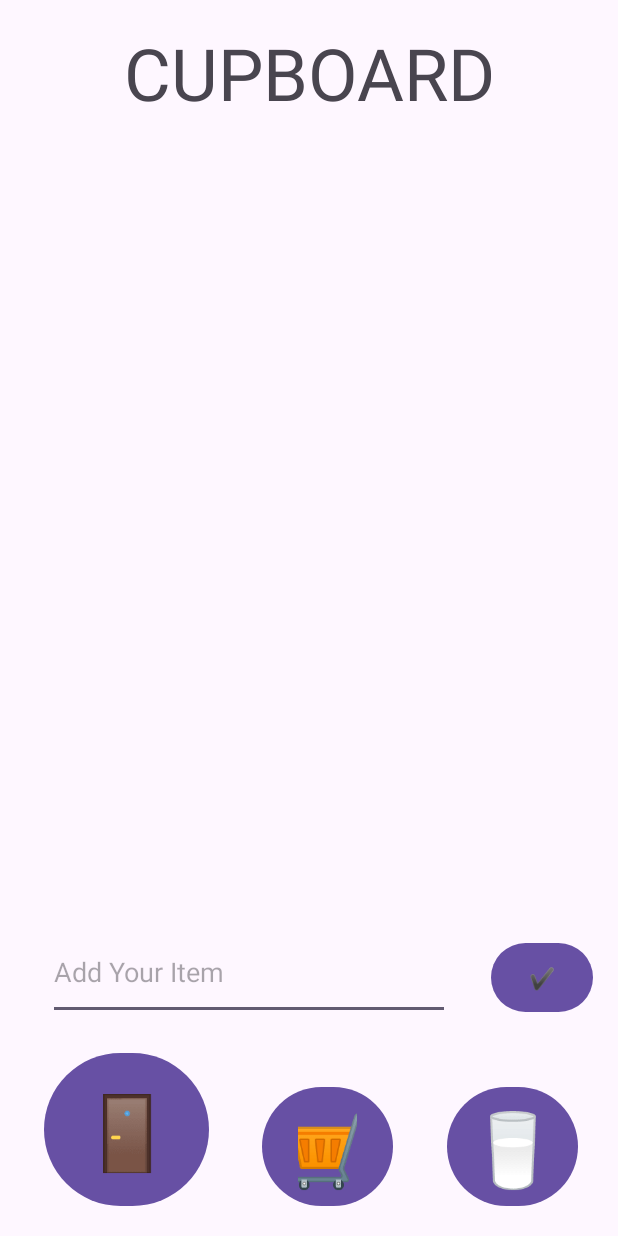
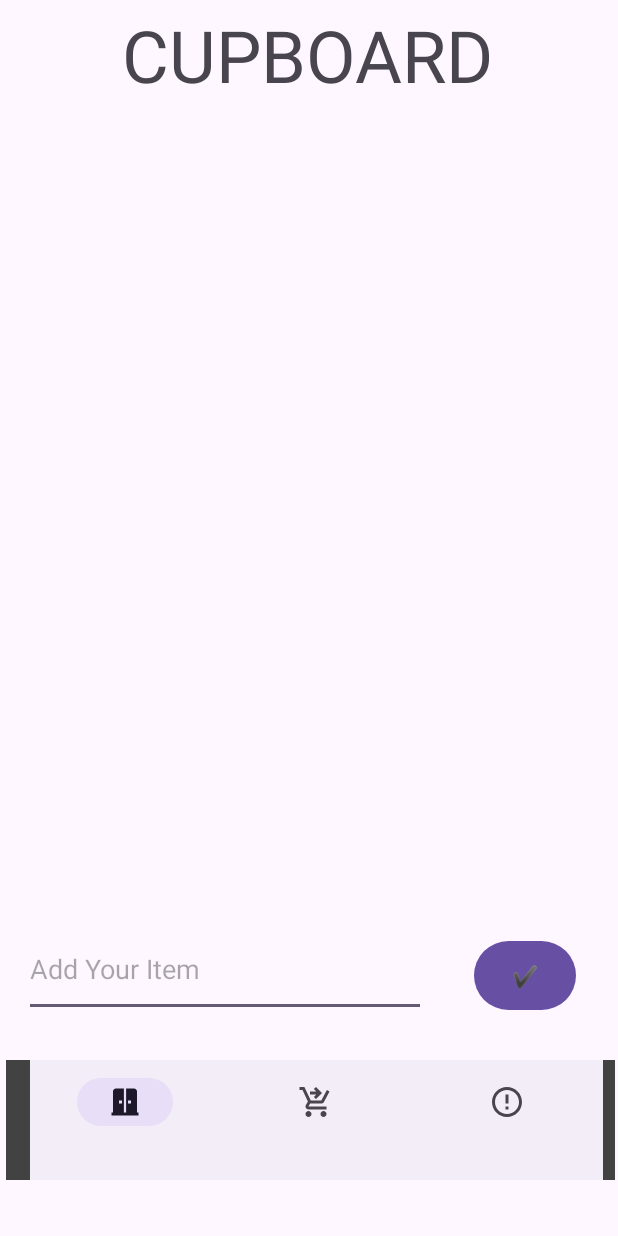
Before and after one commit to BlueMinev/ShoppingList, an Android app: the layout activity_main.xml on its own in the app's theme, with its tools: preview values and no code run, on a phone screen of 412 x 824 dp. Run offline under Robolectric (Android 15) with nearby library versions, the phone set to English and light mode, and no system bars.

Commit message:
changed navigation to bottom app bar

```diff
--- a/app/src/main/java/com/example/shoppinglist/MainActivity.java
+++ b/app/src/main/java/com/example/shoppinglist/MainActivity.java
@@ -14,6 +14,7 @@ import android.widget.ListView;
 import android.widget.TextView;
 
 import java.io.BufferedReader;
+import java.io.File;
 import java.io.FileInputStream;
 import java.io.FileNotFoundException;
 import java.io.FileOutputStream;
@@ -32,7 +33,7 @@ public class MainActivity extends AppCompatActivity  {
     private ListView mCupboardList;
     private EditText mAddItem;
     private Button mAddButton;
-    private ArrayAdapter<String> mAdapter;
+
     @Override
     protected void onCreate(Bundle savedInstanceState) {
         super.onCreate(savedInstanceState);
@@ -47,34 +48,12 @@ public class MainActivity extends AppCompatActivity  {
                 "Android", "iPhone", "WindowsMobile" };
 
         final ArrayList<String> lists = new ArrayList<String>();
-       // for (int i = 0; i < values.length; ++i) {
-        //    lists.add(values[i]);
-        //}
-        final String filename = "cupboardfile";
-
-        FileInputStream fis = null;
-        try {
-            fis = openFileInput(filename);
-        } catch (FileNotFoundException e) {
-            throw new RuntimeException(e);
-        }
-        InputStreamReader inputStreamReader =
-                new InputStreamReader(fis, StandardCharsets.UTF_8);
-        StringBuilder stringBuilder = new StringBuilder();
-        try (BufferedReader reader = new BufferedReader(inputStreamReader)) {
-            String line = reader.readLine();
-            while (line != null) {
-                lists.add(line);
-            }
-        } catch (IOException e) {
-            // Error occurred when opening raw file for reading.
-        } finally {
+       for (int i = 0; i < values.length; ++i) {
+            lists.add(values[i]);
         }
 
-
-        mAdapter = new ArrayAdapter<>(this,android.R.layout.simple_list_item_1,lists);
+         ArrayAdapter mAdapter = new ArrayAdapter<>(this, android.R.layout.simple_list_item_1,lists);
         mCupboardList.setAdapter(mAdapter);
-
         mAddButton.setOnClickListener(new View.OnClickListener() {
             public void onClick(View v) {
                 String item = mAddItem.getText().toString();
@@ -84,5 +63,16 @@ public class MainActivity extends AppCompatActivity  {
             }
         });
     }
-
+    @Override
+    protected void onDestroy(){
+        File path = getApplicationContext().getFilesDir();
+        try {
+            FileOutputStream writer = new FileOutputStream( new File(path,"cupboardlist.txt"));
+    //        writer.write(lists.toString().getBytes());
+      //      writer.close();
+        } catch (Exception e) {
+            throw new RuntimeException(e);
+        }
+        super.onDestroy();
+    }
 }
--- /dev/null
+++ b/app/src/main/res/drawable/baseline_error_outline_24.xml
@@ -0,0 +1,5 @@
+<vector android:height="24dp" android:tint="#FFFFFF"
+    android:viewportHeight="24" android:viewportWidth="24"
+    android:width="24dp" xmlns:android="http://schemas.android.com/apk/res/android">
+    <path android:fillColor="@android:color/white" android:pathData="M11,15h2v2h-2zM11,7h2v6h-2zM11.99,2C6.47,2 2,6.48 2,12s4.47,10 9.99,10C17.52,22 22,17.52 22,12S17.52,2 11.99,2zM12,20c-4.42,0 -8,-3.58 -8,-8s3.58,-8 8,-8 8,3.58 8,8 -3.58,8 -8,8z"/>
+</vector>
--- /dev/null
+++ b/app/src/main/res/drawable/baseline_shopping_cart_checkout_24.xml
@@ -0,0 +1,5 @@
+<vector android:height="24dp" android:tint="#FFFFFF"
+    android:viewportHeight="24" android:viewportWidth="24"
+    android:width="24dp" xmlns:android="http://schemas.android.com/apk/res/android">
+    <path android:fillColor="@android:color/white" android:pathData="M7,18c-1.1,0 -1.99,0.9 -1.99,2S5.9,22 7,22s2,-0.9 2,-2S8.1,18 7,18zM17,18c-1.1,0 -1.99,0.9 -1.99,2s0.89,2 1.99,2s2,-0.9 2,-2S18.1,18 17,18zM8.1,13h7.45c0.75,0 1.41,-0.41 1.75,-1.03L21,4.96L19.25,4l-3.7,7H8.53L4.27,2H1v2h2l3.6,7.59l-1.35,2.44C4.52,15.37 5.48,17 7,17h12v-2H7L8.1,13zM12,2l4,4l-4,4l-1.41,-1.41L12.17,7L8,7l0,-2l4.17,0l-1.59,-1.59L12,2z"/>
+</vector>
--- /dev/null
+++ b/app/src/main/res/drawable/cupboard_door.xml
@@ -0,0 +1,5 @@
+<vector android:height="24dp" android:tint="#FFFFFF"
+    android:viewportHeight="24" android:viewportWidth="24"
+    android:width="24dp" xmlns:android="http://schemas.android.com/apk/res/android">
+    <path android:fillColor="@android:color/white" android:pathData="M20,19V5c0,-1.1 -0.9,-2 -2,-2h-5.25v16h-1.5V3H6C4.9,3 4,3.9 4,5v14H3v2h18v-2H20zM10,13H8v-2h2V13zM16,13h-2v-2h2V13z"/>
+</vector>
--- a/app/src/main/res/layout/activity_main.xml
+++ b/app/src/main/res/layout/activity_main.xml
@@ -6,87 +6,77 @@
     android:layout_height="match_parent"
     tools:context=".MainActivity">
 
-    <Button
-        android:id="@+id/spoiltActivity"
-        android:layout_width="87dp"
-        android:layout_height="87dp"
-        android:layout_marginStart="36dp"
-        android:layout_marginBottom="16dp"
-        android:text="@string/spoiltText"
-        android:textAlignment="center"
-        android:textSize="48sp"
-        app:layout_constraintBottom_toBottomOf="parent"
-        app:layout_constraintStart_toEndOf="@+id/listActivity" />
+    <EditText
+        android:id="@+id/cupboard_itemInput"
+        android:layout_width="268dp"
+        android:layout_height="63dp"
+        android:layout_marginStart="16dp"
+        android:layout_marginTop="21dp"
+        android:ems="10"
+        android:hint="@string/add_your_item_hint"
+        android:inputType="text"
+        app:layout_constraintStart_toStartOf="parent"
+        app:layout_constraintTop_toBottomOf="@+id/cupboard_listView" />
 
     <Button
-        android:id="@+id/listActivity"
-        android:layout_width="87dp"
-        android:layout_height="87dp"
-        android:layout_marginStart="35dp"
-        android:layout_marginBottom="16dp"
-        android:text="@string/listText"
-        android:textAlignment="center"
-        android:textSize="48sp"
-        app:layout_constraintBottom_toBottomOf="parent"
-        app:layout_constraintStart_toEndOf="@+id/cupboardActivity" />
+        android:id="@+id/cupboard_enterButton"
+        android:layout_width="68dp"
+        android:layout_height="54dp"
+        android:layout_marginStart="32dp"
+        android:layout_marginTop="30dp"
+        android:text="@string/enterText"
+        app:layout_constraintStart_toEndOf="@+id/cupboard_itemInput"
+        app:layout_constraintTop_toBottomOf="@+id/cupboard_listView" />
 
-    <TextView
-        android:id="@+id/pageName"
-        android:layout_width="353dp"
-        android:layout_height="63dp"
-        android:layout_marginStart="29dp"
-        android:layout_marginTop="16dp"
-        android:layout_marginEnd="29dp"
-        android:text="@string/cupboardTitle"
-        android:textAlignment="center"
-        android:textSize="48sp"
-        app:layout_constraintEnd_toEndOf="parent"
+    <androidx.coordinatorlayout.widget.CoordinatorLayout
+        android:layout_width="410dp"
+        android:layout_height="111dp"
+        android:layout_marginTop="9dp"
         app:layout_constraintStart_toStartOf="parent"
-        app:layout_constraintTop_toTopOf="parent" />
+        app:layout_constraintTop_toBottomOf="@+id/cupboard_itemInput">
 
-    <Button
-        android:id="@+id/cupboardActivity"
-        android:layout_width="110dp"
-        android:layout_height="110dp"
-        android:layout_marginStart="29dp"
-        android:layout_marginBottom="16dp"
-        android:text="@string/cupboardText"
-        android:textAlignment="center"
-        android:textSize="48sp"
-        app:layout_constraintBottom_toBottomOf="parent"
-        app:layout_constraintStart_toStartOf="parent" />
+        <com.google.android.material.bottomappbar.BottomAppBar
+            android:id="@+id/bottomAppBar"
+            android:layout_width="match_parent"
+            android:layout_height="wrap_content"
+            android:layout_gravity="bottom"
+            android:layout_marginStart="4dp"
+            android:layout_marginBottom="12dp"
+            android:backgroundTint="@color/cardview_dark_background"
+            >
+            <com.google.android.material.bottomnavigation.BottomNavigationView
+            android:layout_width="match_parent"
+            android:layout_height="match_parent"
+                app:menu="@menu/bottom_menu"
+            />
+        </com.google.android.material.bottomappbar.BottomAppBar>
+
+
+
+    </androidx.coordinatorlayout.widget.CoordinatorLayout>
 
     <ListView
         android:id="@+id/cupboard_listView"
-        android:layout_width="408dp"
-        android:layout_height="452dp"
-        android:layout_marginTop="22dp"
+        android:layout_width="399dp"
+        android:layout_height="514dp"
+        android:layout_marginStart="3dp"
+        android:layout_marginTop="12dp"
         android:layout_weight="1"
         app:layout_constraintStart_toStartOf="parent"
         app:layout_constraintTop_toBottomOf="@+id/pageName">
 
     </ListView>
 
-    <EditText
-        android:id="@+id/cupboard_itemInput"
-        android:layout_width="268dp"
+    <TextView
+        android:id="@+id/pageName"
+        android:layout_width="353dp"
         android:layout_height="63dp"
-        android:layout_marginStart="32dp"
-        android:layout_marginBottom="18dp"
-        android:ems="10"
-        android:hint="@string/add_your_item_hint"
-        android:inputType="text"
-        app:layout_constraintBottom_toTopOf="@+id/cupboardActivity"
-        app:layout_constraintStart_toStartOf="parent" />
-
-    <Button
-        android:id="@+id/cupboard_enterButton"
-        android:layout_width="68dp"
-        android:layout_height="54dp"
-        android:layout_marginStart="27dp"
-        android:layout_marginBottom="42dp"
-        android:text="@string/enterText"
-        app:layout_constraintBottom_toTopOf="@+id/spoiltActivity"
-        app:layout_constraintStart_toEndOf="@+id/cupboard_itemInput" />
+        android:layout_marginStart="28dp"
+        android:layout_marginTop="4dp"
+        android:text="@string/cupboardTitle"
+        android:textAlignment="center"
+        android:textSize="48sp"
+        app:layout_constraintStart_toStartOf="parent"
+        app:layout_constraintTop_toTopOf="parent" />
 
 </androidx.constraintlayout.widget.ConstraintLayout>
--- /dev/null
+++ b/app/src/main/res/menu/bottom_menu.xml
@@ -0,0 +1,17 @@
+<?xml version="1.0" encoding="utf-8"?>
+<menu xmlns:app="http://schemas.android.com/apk/res-auto"
+    xmlns:android="http://schemas.android.com/apk/res/android">
+
+    <item
+        android:id="@+id/Cupboard"
+        android:icon="@drawable/cupboard_door"
+        app:showAsAction="ifRoom" />
+    <item
+        android:id="@+id/ShoppingList"
+        android:icon="@drawable/baseline_shopping_cart_checkout_24"
+        app:showAsAction="ifRoom" />
+    <item
+        android:id="@+id/Spoilt"
+        android:icon="@drawable/baseline_error_outline_24"
+        app:showAsAction="ifRoom" />
+</menu>
```
